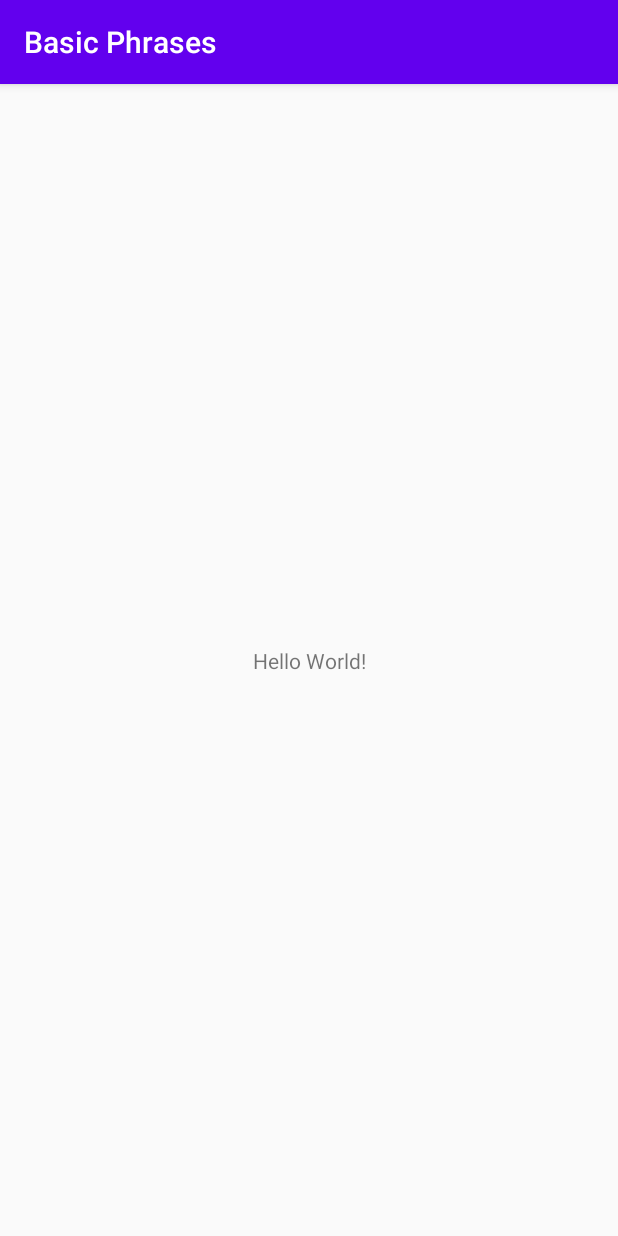
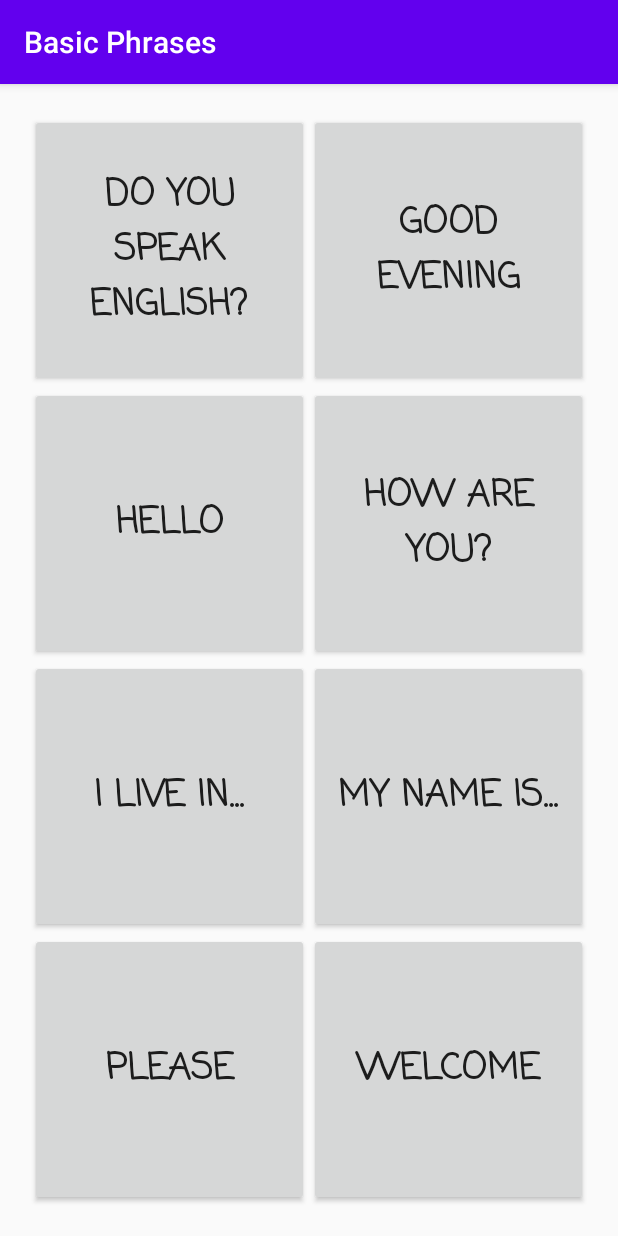
Before and after one commit to tashijain/Basic-Phrases, an Android app: the screen it shows after launch (MainActivity), on a phone screen of 412 x 824 dp. Run offline under Robolectric (Android 15) with nearby library versions, the phone set to English and light mode, and no system bars.

Commit message:
initial design

```diff
--- a/app/build.gradle
+++ b/app/build.gradle
@@ -25,6 +25,7 @@ dependencies {
     implementation fileTree(dir: "libs", include: ["*.jar"])
     implementation 'androidx.appcompat:appcompat:1.1.0'
     implementation 'androidx.constraintlayout:constraintlayout:1.1.3'
+    implementation 'androidx.gridlayout:gridlayout:1.0.0'
     testImplementation 'junit:junit:4.12'
     androidTestImplementation 'androidx.test.ext:junit:1.1.1'
     androidTestImplementation 'androidx.test.espresso:espresso-core:3.2.0'
--- a/app/src/main/res/layout/activity_main.xml
+++ b/app/src/main/res/layout/activity_main.xml
@@ -6,13 +6,135 @@
     android:layout_height="match_parent"
     tools:context=".MainActivity">
 
-    <TextView
-        android:layout_width="wrap_content"
-        android:layout_height="wrap_content"
-        android:text="Hello World!"
+    <androidx.gridlayout.widget.GridLayout
+        android:layout_width="0dp"
+        android:layout_height="0dp"
+        android:layout_marginBottom="20dp"
+        android:layout_marginEnd="20dp"
+        android:layout_marginLeft="20dp"
+        android:layout_marginRight="20dp"
+        android:layout_marginStart="20dp"
+        android:layout_marginTop="20dp"
+        app:columnCount="4"
         app:layout_constraintBottom_toBottomOf="parent"
-        app:layout_constraintLeft_toLeftOf="parent"
-        app:layout_constraintRight_toRightOf="parent"
-        app:layout_constraintTop_toTopOf="parent" />
+        app:layout_constraintEnd_toEndOf="parent"
+        app:layout_constraintStart_toStartOf="parent"
+        app:layout_constraintTop_toTopOf="parent"
+        app:rowCount="4">
 
+        <Button
+            android:id="@+id/button1"
+            style="@style/Widget.AppCompat.Button"
+            android:layout_width="0dp"
+            android:layout_height="0dp"
+            android:fontFamily="casual"
+            android:text="DO YOU SPEAK ENGLISH?"
+            android:textSize="24dp"
+            android:textStyle="bold"
+            app:layout_column="0"
+            app:layout_columnWeight="1"
+            app:layout_gravity="fill"
+            app:layout_row="0"
+            app:layout_rowWeight="1" />
+
+        <Button
+            android:id="@+id/button2"
+            android:layout_width="0dp"
+            android:layout_height="0dp"
+            android:text="HELLO"
+            android:textSize="24sp"
+            android:fontFamily="casual"
+            android:textStyle="bold"
+            app:layout_column="0"
+            app:layout_columnWeight="1"
+            app:layout_gravity="fill"
+            app:layout_row="1"
+            app:layout_rowWeight="1" />
+
+        <Button
+            android:id="@+id/button3"
+            android:layout_width="0dp"
+            android:layout_height="0dp"
+            android:text="I LIVE IN..."
+            android:textSize="24sp"
+            android:fontFamily="casual"
+            android:textStyle="bold"
+            app:layout_column="0"
+            app:layout_columnWeight="1"
+            app:layout_gravity="fill"
+            app:layout_row="2"
+            app:layout_rowWeight="1" />
+
+        <Button
+            android:id="@+id/button4"
+            android:layout_width="0dp"
+            android:layout_height="0dp"
+            android:text="PLEASE"
+            android:textSize="24sp"
+            android:fontFamily="casual"
+            android:textStyle="bold"
+            app:layout_column="0"
+            app:layout_columnWeight="1"
+            app:layout_gravity="fill"
+            app:layout_row="3"
+            app:layout_rowWeight="1" />
+
+        <Button
+            android:id="@+id/button5"
+            android:layout_width="0dp"
+            android:layout_height="0dp"
+            android:text="GOOD EVENING"
+            android:textSize="24sp"
+            android:fontFamily="casual"
+            android:textStyle="bold"
+            app:layout_column="1"
+            app:layout_columnWeight="1"
+            app:layout_gravity="fill"
+            app:layout_row="0"
+            app:layout_rowWeight="1" />
+
+        <Button
+            android:id="@+id/button6"
+            android:layout_width="0dp"
+            android:layout_height="0dp"
+            android:text="HOW ARE YOU?"
+            android:textSize="24sp"
+            android:fontFamily="casual"
+            android:textStyle="bold"
+            app:layout_column="1"
+            app:layout_columnWeight="1"
+            app:layout_gravity="fill"
+            app:layout_row="1"
+            app:layout_rowWeight="1" />
+
+        <Button
+            android:id="@+id/button7"
+            android:layout_width="0dp"
+            android:layout_height="0dp"
+            android:text="MY NAME IS..."
+            android:textSize="24sp"
+            android:fontFamily="casual"
+            android:textStyle="bold"
+            app:layout_column="1"
+            app:layout_columnWeight="1"
+            app:layout_gravity="fill"
+            app:layout_row="2"
+            app:layout_rowWeight="1" />
+
+        <Button
+            android:id="@+id/button8"
+            android:layout_width="0dp"
+            android:layout_height="0dp"
+            android:text="WELCOME"
+            android:textSize="24sp"
+            android:fontFamily="casual"
+            android:textStyle="bold"
+            app:layout_column="1"
+            app:layout_columnWeight="1"
+            app:layout_gravity="fill"
+            app:layout_row="3"
+            app:layout_rowWeight="1" />
+
+
+    </androidx.gridlayout.widget.GridLayout>
 </androidx.constraintlayout.widget.ConstraintLayout>
```
